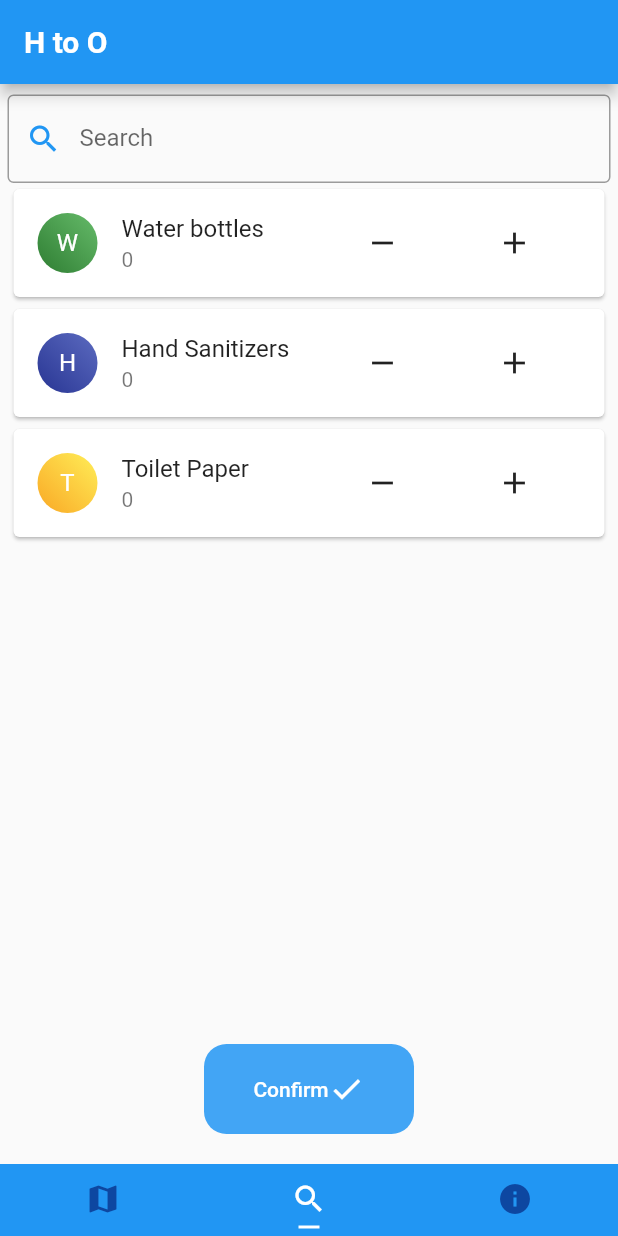
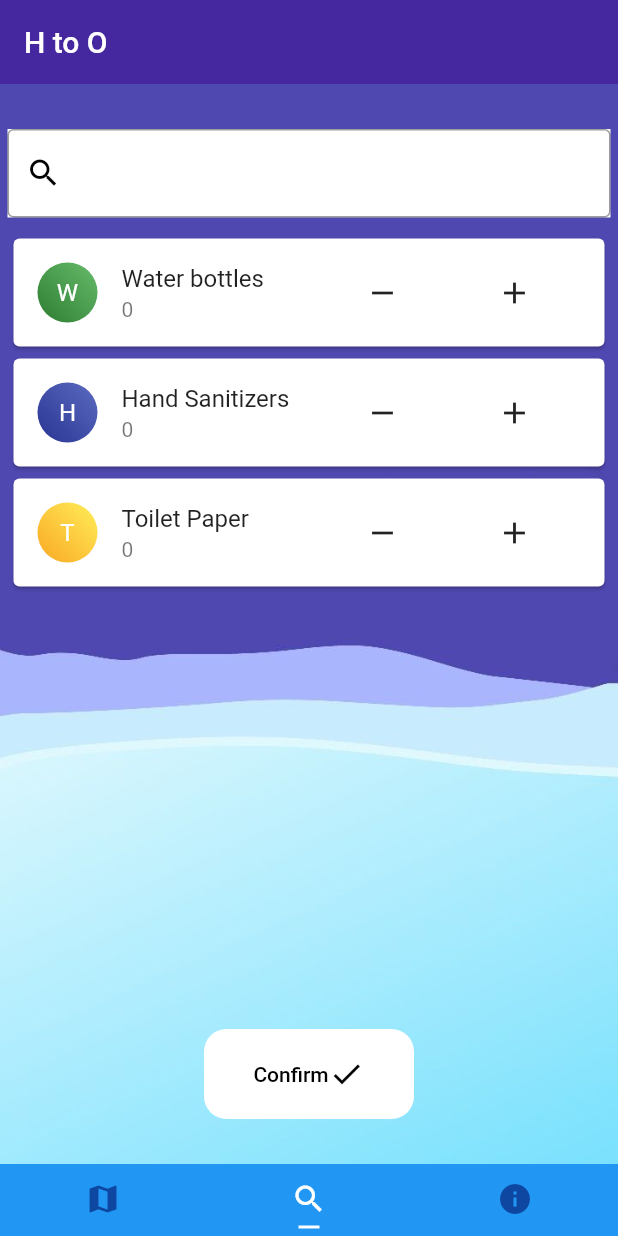
Before and after one commit to SaurontheMighty/HtoO, a Flutter app: the screen it shows after launch, item 2 of the bottom bar chosen, on a phone screen of 412 x 824 dp. Run offline on Flutter 3.47's test engine with Material 2 defaults, Android fonts, the phone set to English and light mode, and no system bars; our stand-ins replace google_maps_flutter.

Commit message:
ui changes

```diff
--- a/lib/items.dart
+++ b/lib/items.dart
@@ -100,17 +100,21 @@ class _ItemsState extends State<Items> {
         String searchTerm = searchController.text.toLowerCase();
         String itemName = item.toString().toLowerCase();
         bool nameMatches = itemName.contains(searchTerm);
-
+        print(itemName);
+        print(searchTerm);
+        print(nameMatches);
+        print(item);
         if (nameMatches == true) {
           return true;
         }
 
       });
-
+      print("YES");
       setState(() {
         itemsFiltered = _items;
       });
     }else{
+      print("NOT");
       setState(() {
         itemsFiltered = items;
       });
@@ -120,29 +124,41 @@ class _ItemsState extends State<Items> {
   @override
   Widget build(BuildContext context) {
     bool isSearching = searchController.text.isNotEmpty;
-
     return Scaffold(
+      resizeToAvoidBottomPadding: false,
+      // appBar: AppBar(
+      //   elevation: 0,
+      //   backgroundColor: Colors.deepPurple[800],
+      //   title: Text("H to O"),
+      // ),
       body: Container(
-        padding: EdgeInsets.fromLTRB(5, 7, 5, 20),
+          decoration: BoxDecoration(
+            image: DecorationImage(
+            image: AssetImage("assets/appbackground.jpg"),
+            fit: BoxFit.cover,
+          ),
+          ),
+          padding: EdgeInsets.fromLTRB(5, 30, 5, 30),
           child: Column(
             children: <Widget>[
               Container(
+                color: Colors.white,
                 child: TextField(
                   controller: searchController,
                   decoration: InputDecoration(
-                  labelText: 'Search',
                     border: new OutlineInputBorder(
                       borderSide: new BorderSide(
-                      color: Theme.of(context).primaryColor
+                        color: Colors.black
                       )
                     ),
                     prefixIcon: Icon(
                       Icons.search,
-                    color: Theme.of(context).primaryColor
+                      color: Colors.black
                     )
                   ),
                 ),
               ),
+              SizedBox(height: 10),
               Expanded(
                 child: ListView.builder(
                   shrinkWrap: true,
@@ -154,7 +170,7 @@ class _ItemsState extends State<Items> {
 
                     Color color1 = baseColor[800];
                     Color color2 = baseColor[400];
-
+                    print(essentials.toString());
                     return listSectionMethod(essentials.toString(), color1, color2, count);
                   },
                 ),
@@ -163,7 +179,7 @@ class _ItemsState extends State<Items> {
                   width: 140.0,
                   height: 60.0,
                   child: new FlatButton(
-                  color: Colors.blue[400],
+                    color: Colors.white,
                     shape: RoundedRectangleBorder(
                     borderRadius: BorderRadius.circular(15.0),
                   ),
@@ -174,11 +190,11 @@ class _ItemsState extends State<Items> {
 
                           "Confirm",
                           style: TextStyle(
-                          color: Colors.white
+                            color: Colors.black
                           ),
                         ),
                         Icon(Icons.check,
-                      color: Colors.white,)
+                        color: Colors.black,)
 
                       ],
                     ),
@@ -251,8 +267,4 @@ class _ItemsState extends State<Items> {
 
     )
     );
-}
-
-
-
-}
+}}
--- a/lib/main.dart
+++ b/lib/main.dart
@@ -36,13 +36,13 @@ class _HomeState extends State<Home> {
         length: 3,
         child: new Scaffold(
           appBar: AppBar(
+            elevation: 0,
             title: Text(
-              'H to O',
-              style: TextStyle(
-                fontWeight: FontWeight.bold
-              ),
-            ),
-            automaticallyImplyLeading: false,
+              'H to O'),
+              backgroundColor: Colors.deepPurple[800],
+              automaticallyImplyLeading: false,
+
+
           ),
           body: TabBarView(
             physics: NeverScrollableScrollPhysics(),
--- a/pubspec.yaml
+++ b/pubspec.yaml
@@ -47,7 +47,7 @@ flutter:
 
   # To add assets to your application, add an assets section, like this:
   assets:
-    - assets/
+    - assets/appbackground.jpg
 
   # An image asset can refer to one or more resolution-specific "variants", see
   # https://flutter.dev/assets-and-images/#resolution-aware.
```
Also changed, not shown: lib/tips.dart (+10 -6 lines), assets/appbackground.jpg (added). Lines whose indentation alone changed are shown as unchanged.
